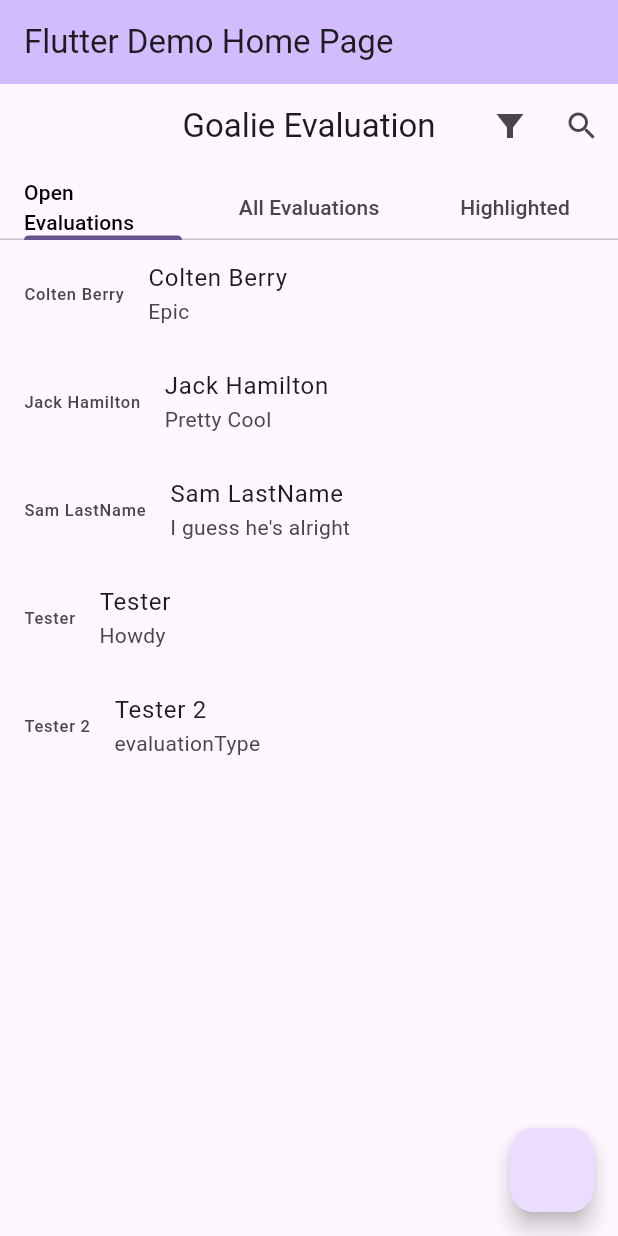
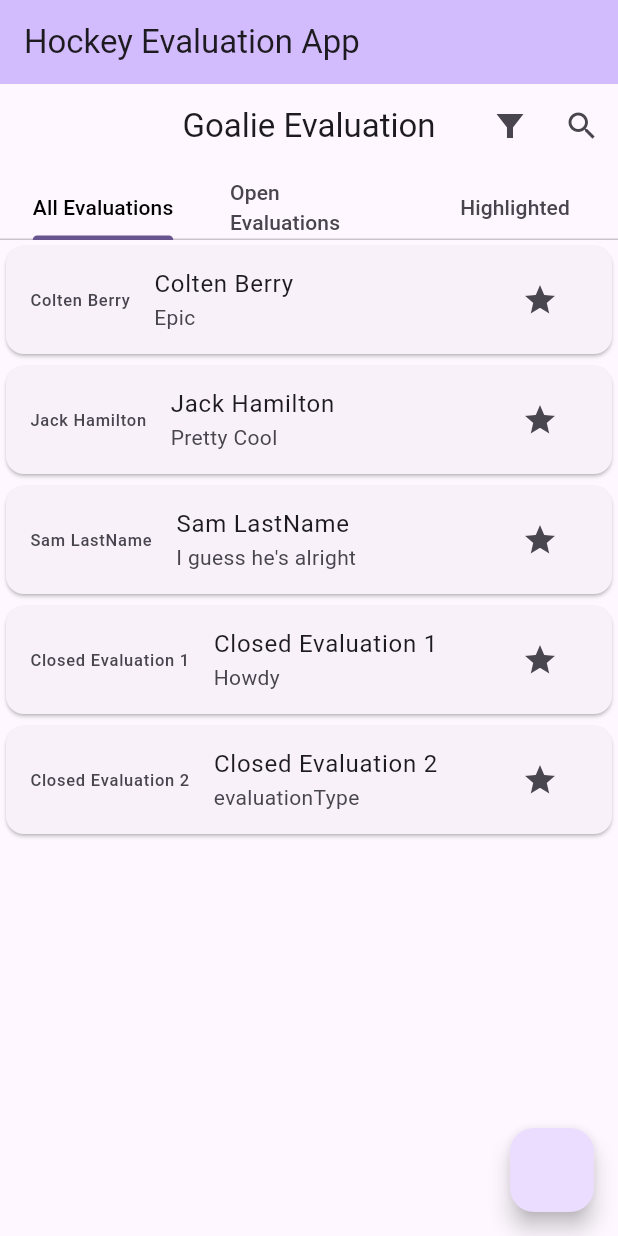
Before and after one commit to hamjac5334/HockeyContract, a Flutter app: the screen it shows after launch, on a phone screen of 412 x 824 dp. Run offline on Flutter 3.47's test engine with Material 3 defaults, Android fonts, the light colour scheme and no system bars.

Commit message:
Highlighted List now working

```diff
--- a/hockey_evaluation_app/lib/main.dart
+++ b/hockey_evaluation_app/lib/main.dart
@@ -12,7 +12,7 @@ class MyApp extends StatelessWidget {
   @override
   Widget build(BuildContext context) {
     return MaterialApp(
-      title: 'Flutter Demo',
+      title: 'Hockey Evaluation App',
       theme: ThemeData(
         // This is the theme of your application.
         //
@@ -32,7 +32,7 @@ class MyApp extends StatelessWidget {
         colorScheme: ColorScheme.fromSeed(seedColor: Colors.deepPurple),
         useMaterial3: true,
       ),
-      home: MyHomePage(title: 'Flutter Demo Home Page'),
+      home: MyHomePage(title: 'Hockey Evaluation App'),
     );
   }
 }
@@ -77,7 +77,7 @@ class _MyHomePageState extends State<MyHomePage> {
     super.initState();
 
     Evaluation e = Evaluation(
-        name: "Tester",
+        name: "Closed Evaluation 1",
         evaluationDate: DateTime.now(),
         evaluationType: "Howdy");
 
@@ -86,7 +86,7 @@ class _MyHomePageState extends State<MyHomePage> {
     evaluations.add(e);
 
     e = Evaluation(
-        name: "Tester 2",
+        name: "Closed Evaluation 2",
         evaluationDate: DateTime.now(),
         evaluationType: "evaluationType");
     e.set_completed();
--- a/hockey_evaluation_app/lib/objects/evaluation.dart
+++ b/hockey_evaluation_app/lib/objects/evaluation.dart
@@ -3,6 +3,7 @@ class Evaluation {
   DateTime evaluationDate;
   String evaluationType;
   bool completed = false;
+  bool highlighted = false;
 
   Evaluation({
     required this.name,
@@ -13,4 +14,8 @@ class Evaluation {
   void set_completed() {
     completed = true;
   }
+
+  void set_highlighted() {
+    highlighted = !highlighted;
+  }
 }
--- a/hockey_evaluation_app/lib/pages/evaluation_list_view.dart
+++ b/hockey_evaluation_app/lib/pages/evaluation_list_view.dart
@@ -29,11 +29,27 @@ class EvaluationListViewState extends State<EvaluationListView>
     super.dispose();
   }
 
-  List<Evaluation> getEvaluationList() {
+  void _handleEvaluationHighlighted(Evaluation evaluation) {
+    setState(() {
+      evaluation.set_highlighted();
+    });
+  }
+
+  List<Evaluation> getOpenEvaluationsList() {
     List<Evaluation> evals = [];
     for (Evaluation e in widget.items) {
-      if (e.completed) {
+      if (!e.completed) {
         evals.add(e);
+      }
+    }
+    return evals;
+  }
+
+  List<Evaluation> getHighlightedEvaluationsList() {
+    List<Evaluation> evals = [];
+    for (Evaluation evaluation in widget.items) {
+      if (evaluation.highlighted) {
+        evals.add(evaluation);
       }
     }
     return evals;
@@ -63,8 +79,8 @@ class EvaluationListViewState extends State<EvaluationListView>
             labelColor: Colors.black,
             controller: _tabController,
             tabs: const [
+              Text("All Evaluations"),
               Text("Open Evaluations"),
-              Text("All Evaluations"),
               Text("Highlighted")
             ]),
       ),
@@ -75,23 +91,39 @@ class EvaluationListViewState extends State<EvaluationListView>
             itemBuilder: (BuildContext context, int index) {
               final evaluation = widget.items[index];
 
-              return EvaluationItem(evaluation: evaluation);
+              return EvaluationItem(
+                evaluation: evaluation,
+                onEvaluationHighlighted: _handleEvaluationHighlighted,
+              );
             }),
         ListView.builder(
             //This is a temporary solution, but I guess this works. It is ugly but it does the job.
-            itemCount: getEvaluationList().length,
+            itemCount: getOpenEvaluationsList().length,
             itemBuilder: (BuildContext context, int index) {
-              List<Evaluation> lst = getEvaluationList();
+              List<Evaluation> lst = getOpenEvaluationsList();
 
               if (index < lst.length) {
                 final evaluation = lst[index];
 
-                return EvaluationItem(evaluation: evaluation);
+                return EvaluationItem(
+                  evaluation: evaluation,
+                  onEvaluationHighlighted: _handleEvaluationHighlighted,
+                );
               } else {
                 return const Text("Something is Wrong!!!");
               }
             }),
-        Text("Howdy")
+        ListView.builder(
+            itemCount: getHighlightedEvaluationsList().length,
+            itemBuilder: (BuildContext context, int index) {
+              List<Evaluation> lst = getHighlightedEvaluationsList();
+
+              final evaluation = lst[index];
+              return EvaluationItem(
+                evaluation: evaluation,
+                onEvaluationHighlighted: _handleEvaluationHighlighted,
+              );
+            })
       ]),
       floatingActionButton: FloatingActionButton(onPressed: () {
         //pull up the add new evaluation page.
--- a/hockey_evaluation_app/lib/widgets/evaluation_item.dart
+++ b/hockey_evaluation_app/lib/widgets/evaluation_item.dart
@@ -2,17 +2,34 @@ import 'package:flutter/material.dart';
 import 'package:hockey_evaluation_app/objects/evaluation.dart';
 import 'package:intl/intl.dart';
 
+typedef EvaluationHighlightedCallback = Function(Evaluation evaluation);
+
 class EvaluationItem extends StatelessWidget {
-  const EvaluationItem({super.key, required this.evaluation});
+  const EvaluationItem(
+      {super.key,
+      required this.evaluation,
+      required this.onEvaluationHighlighted});
+
+  final EvaluationHighlightedCallback onEvaluationHighlighted;
 
   final Evaluation evaluation;
 
   @override
   Widget build(BuildContext context) {
-    return ListTile(
-      title: Text(evaluation.name),
-      leading: Text(evaluation.name),
-      subtitle: Text(evaluation.evaluationType),
+    return Card(
+      child: ListTile(
+        title: Text(evaluation.name),
+        leading: Text(evaluation.name),
+        subtitle: Text(evaluation.evaluationType),
+        trailing: IconButton(
+            onPressed: () {
+              onEvaluationHighlighted(evaluation);
+              // ScaffoldMessenger.of(context).showSnackBar(const SnackBar(
+              //     content: Text(
+              //         'Pretend there was some kind of animation and this was now on the highlighted list')));
+            },
+            icon: const Icon(Icons.star)),
+      ),
     );
     // return SizedBox(
     //   child: Container(
```
